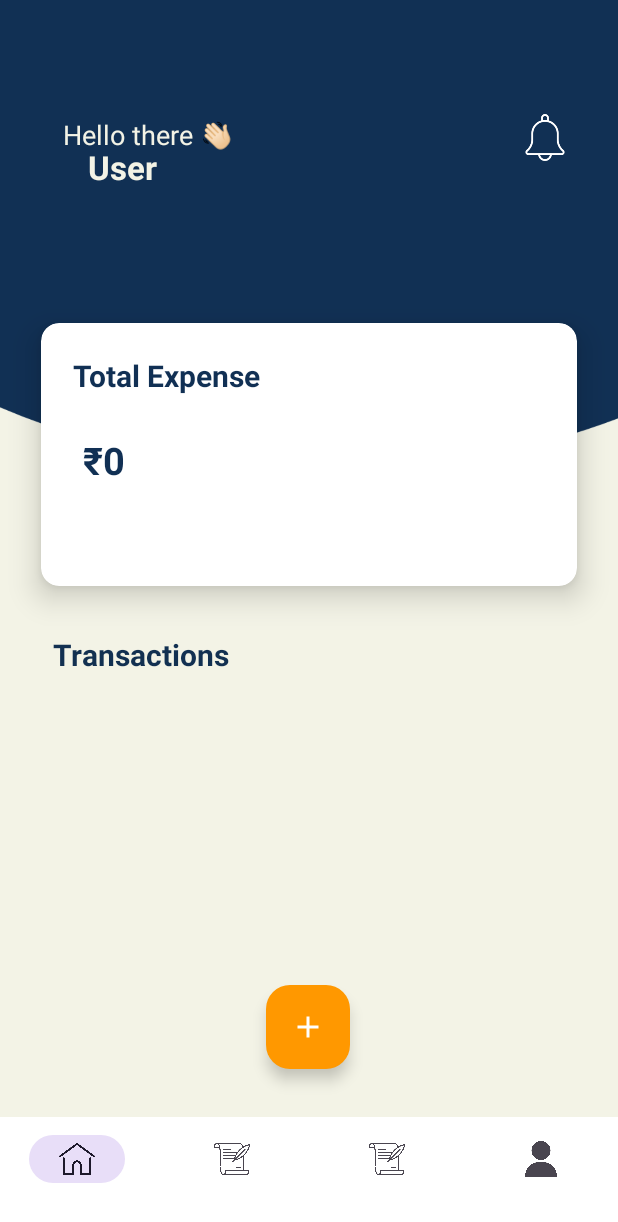
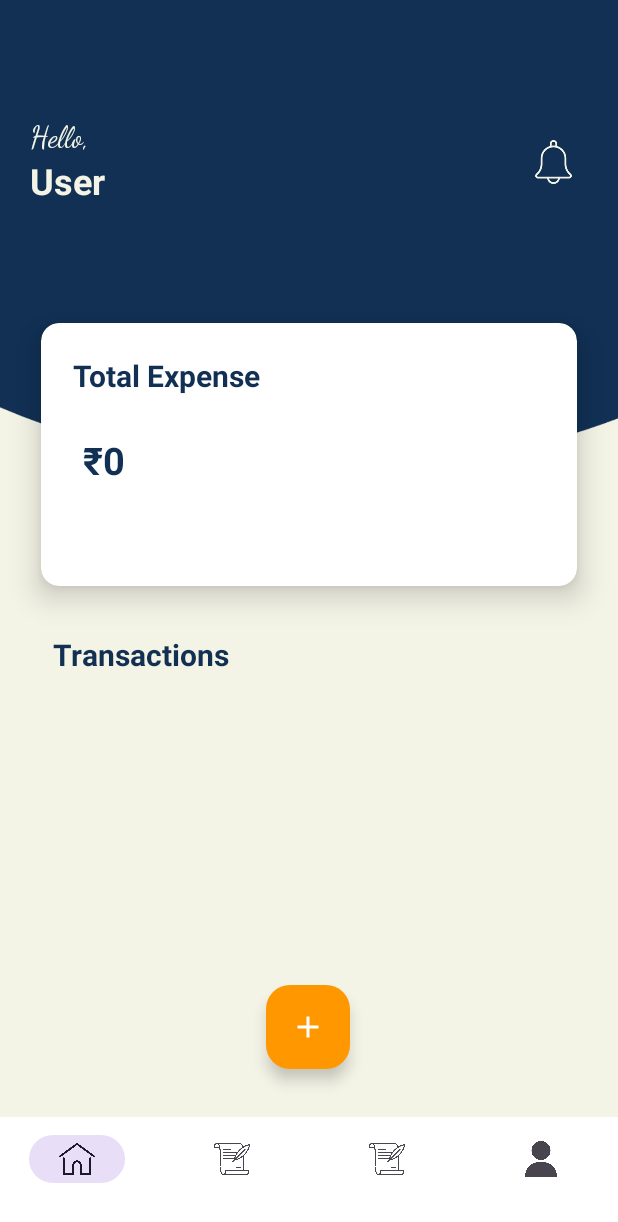
Before and after one commit to harpreet-03/MyBudget, an Android app: the HomeDashBoard screen opened directly, with no data from a screen before it, on a phone screen of 412 x 824 dp. Shown: the top 1222 px of the screen. Run offline under Robolectric (Android 15) with nearby library versions, the phone set to English and light mode, and no system bars.

Commit message:
Minor Adjustments in UI Designs

```diff
--- a/app/src/main/res/layout/activity_home_dash_board.xml
+++ b/app/src/main/res/layout/activity_home_dash_board.xml
@@ -8,50 +8,57 @@
     android:background="@drawable/bg"
     tools:context=".HomeDashBoard">
 
-    <TextView
-        android:id="@+id/UserName"
-        android:layout_width="wrap_content"
+    <LinearLayout
+        android:layout_width="match_parent"
         android:layout_height="wrap_content"
-        android:text="Harpreet Singh"
-        android:textColor="#f3f3e6"
-        android:textSize="22sp"
-        android:textStyle="bold"
-        app:layout_constraintBottom_toBottomOf="parent"
+        android:elevation="4dp"
+        android:gravity="center_vertical"
+        android:orientation="horizontal"
+        android:padding="20dp"
+        app:layout_constraintBottom_toTopOf="@+id/cardView"
         app:layout_constraintEnd_toEndOf="parent"
-        app:layout_constraintHorizontal_bias="0.16"
         app:layout_constraintStart_toStartOf="parent"
-        app:layout_constraintTop_toTopOf="parent"
-        app:layout_constraintVertical_bias="0.122" />
+        app:layout_constraintTop_toTopOf="parent">
 
-    <TextView
-        android:id="@+id/textView"
-        android:layout_width="wrap_content"
-        android:layout_height="wrap_content"
-        android:text="Hello there 👋🏻"
-        android:textColor="#F3F3e6"
-        android:textSize="18sp"
-        app:layout_constraintBottom_toBottomOf="parent"
-        app:layout_constraintEnd_toEndOf="parent"
-        app:layout_constraintHorizontal_bias="0.142"
-        app:layout_constraintStart_toStartOf="parent"
-        app:layout_constraintTop_toTopOf="parent"
-        app:layout_constraintVertical_bias="0.097" />
+        <!-- Text Container -->
+        <LinearLayout
+            android:layout_width="0dp"
+            android:layout_height="wrap_content"
+            android:layout_weight="1"
+            android:orientation="vertical">
 
-    <!-- Notification Icon -->
+            <TextView
+                android:id="@+id/textView"
+                android:layout_width="wrap_content"
+                android:layout_height="wrap_content"
+                android:fontFamily="cursive"
+                android:text="Hello,"
+                android:textColor="#F3F3E6"
+                android:textSize="20sp" />
 
+            <TextView
+                android:id="@+id/UserName"
+                android:layout_width="wrap_content"
+                android:layout_height="wrap_content"
+                android:text="Harpreet Singh"
+                android:textColor="#F3F3E6"
+                android:textSize="24sp"
+                android:textStyle="bold" />
+        </LinearLayout>
 
-    <ImageView
-        android:id="@+id/notificationIcon"
-        android:layout_width="33dp"
-        android:layout_height="31dp"
-        android:layout_marginTop="76dp"
-        android:layout_marginEnd="32dp"
-        android:contentDescription="Notification Icon"
-        android:src="@drawable/bell"
-        app:layout_constraintEnd_toEndOf="parent"
-        app:layout_constraintTop_toTopOf="parent" />
-
-<!--   Card View - Displaying the History-->
+        <!-- Notification Icon with Ripple -->
+        <ImageView
+            android:id="@+id/notificationIcon"
+            android:layout_width="46dp"
+            android:layout_height="45dp"
+            android:background="?attr/selectableItemBackgroundBorderless"
+            android:clickable="true"
+            android:contentDescription="Notification Icon"
+            android:focusable="true"
+            android:padding="8dp"
+            android:src="@drawable/bell"
+            app:tint="#F3F3E6" />
+    </LinearLayout>
 
     <androidx.cardview.widget.CardView
         android:id="@+id/cardView"
```
